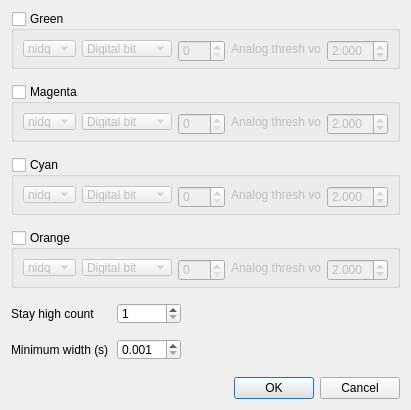
First picture: the form in Forms/ColorTTLDialog.ui, repository billkarsh/SpikeGLX, before the edit.
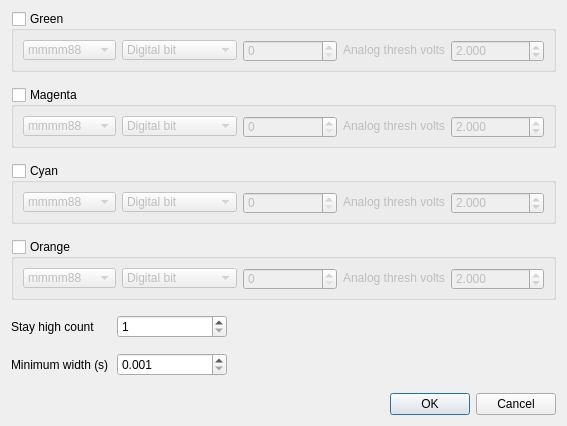
Second picture: the form after the edit.

Patch:
```diff
--- a/Forms/ColorTTLDialog.ui
+++ b/Forms/ColorTTLDialog.ui
@@ -9,13 +9,13 @@
    <rect>
     <x>0</x>
     <y>0</y>
-    <width>411</width>
-    <height>410</height>
+    <width>567</width>
+    <height>426</height>
    </rect>
   </property>
   <property name="minimumSize">
    <size>
-    <width>411</width>
+    <width>426</width>
     <height>410</height>
    </size>
   </property>
@@ -43,9 +43,18 @@
      <layout class="QHBoxLayout" name="horizontalLayout">
       <item>
        <widget class="QComboBox" name="stream0CB">
+        <property name="sizePolicy">
+         <sizepolicy hsizetype="MinimumExpanding" vsizetype="Fixed">
+          <horstretch>0</horstretch>
+          <verstretch>0</verstretch>
+         </sizepolicy>
+        </property>
+        <property name="currentText">
+         <string>mmmm88</string>
+        </property>
         <item>
          <property name="text">
-          <string>nidq</string>
+          <string>mmmm88</string>
          </property>
         </item>
        </widget>
@@ -141,9 +150,15 @@
      <layout class="QHBoxLayout" name="horizontalLayout_2">
       <item>
        <widget class="QComboBox" name="stream1CB">
+        <property name="sizePolicy">
+         <sizepolicy hsizetype="MinimumExpanding" vsizetype="Fixed">
+          <horstretch>0</horstretch>
+          <verstretch>0</verstretch>
+         </sizepolicy>
+        </property>
         <item>
          <property name="text">
-          <string>nidq</string>
+          <string>mmmm88</string>
          </property>
         </item>
        </widget>
@@ -239,9 +254,15 @@
      <layout class="QHBoxLayout" name="horizontalLayout_3">
       <item>
        <widget class="QComboBox" name="stream2CB">
+        <property name="sizePolicy">
+         <sizepolicy hsizetype="MinimumExpanding" vsizetype="Fixed">
+          <horstretch>0</horstretch>
+          <verstretch>0</verstretch>
+         </sizepolicy>
+        </property>
         <item>
          <property name="text">
-          <string>nidq</string>
+          <string>mmmm88</string>
          </property>
         </item>
        </widget>
@@ -337,9 +358,15 @@
      <layout class="QHBoxLayout" name="horizontalLayout_4">
       <item>
        <widget class="QComboBox" name="stream3CB">
+        <property name="sizePolicy">
+         <sizepolicy hsizetype="MinimumExpanding" vsizetype="Fixed">
+          <horstretch>0</horstretch>
+          <verstretch>0</verstretch>
+         </sizepolicy>
+        </property>
         <item>
          <property name="text">
-          <string>nidq</string>
+          <string>mmmm88</string>
          </property>
         </item>
        </widget>
```
